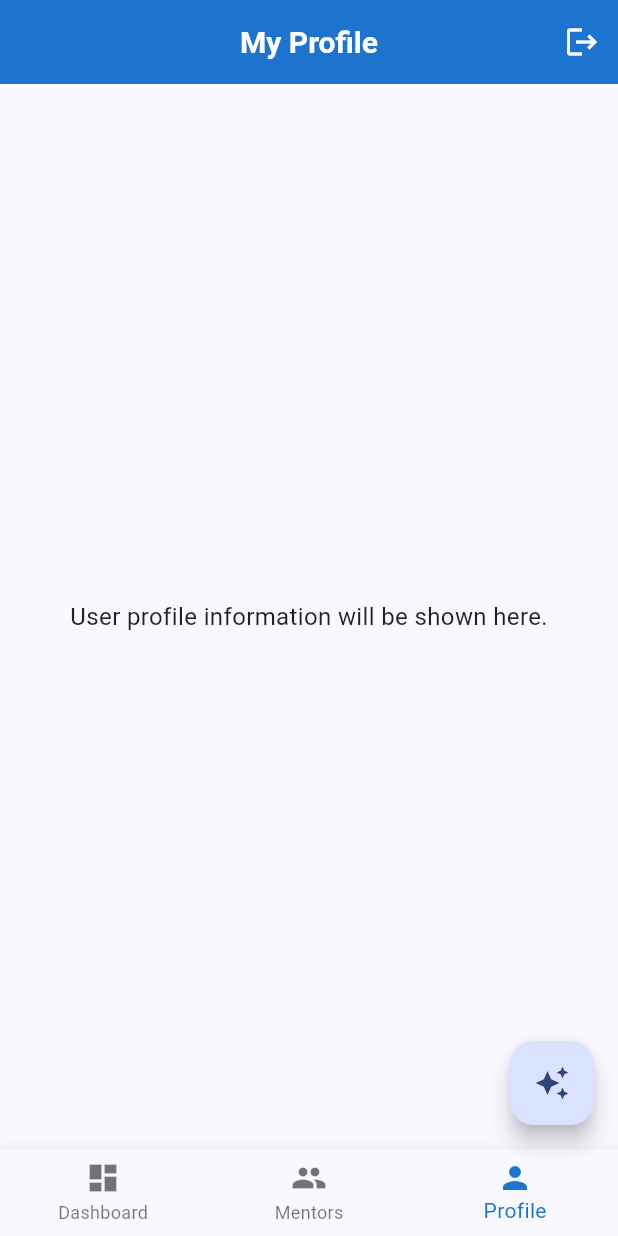
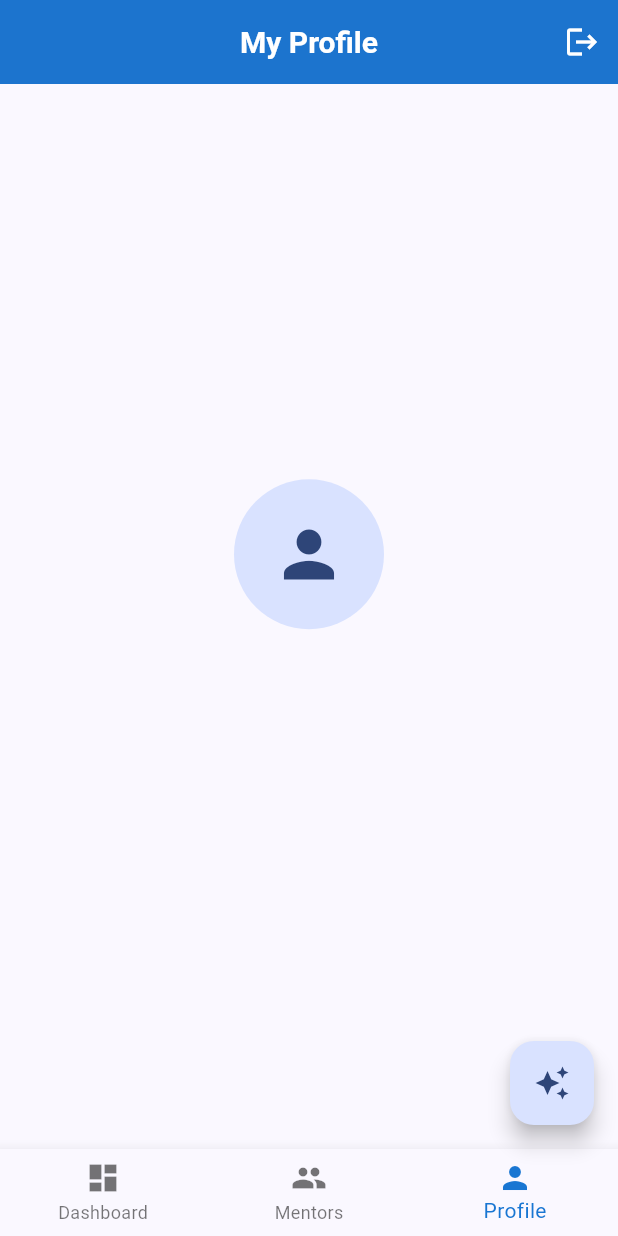
Before and after one commit to AbdullahRFA/campus_guardian, a Flutter app: the ProfileScreen screen opened by its route, on a phone screen of 412 x 824 dp. Run offline on Flutter 3.47's test engine with Material 3 defaults, Android fonts, the phone set to English and light mode, and no system bars; our stand-ins replace cloud_firestore, firebase_auth, firebase_core, flutter_dotenv, go_router, shared_preferences; missing offline and left inert: gpt_markdown; accounts and stored records are empty.

Commit message:
Display User Info on Profile Screen:
Finally, let's make the ProfileScreen fetch and display the data for the currently logged-in user.

Signed-off-by: AbdullahRFA <shakibrybmn@gmail.com>

```diff
--- a/lib/features/profile/screens/profile_screen.dart
+++ b/lib/features/profile/screens/profile_screen.dart
@@ -1,8 +1,18 @@
+import 'package:campus_guardian/services/auth_service.dart';
+import 'package:cloud_firestore/cloud_firestore.dart';
+import 'package:firebase_auth/firebase_auth.dart';
 import 'package:flutter/material.dart';
-import 'package:campus_guardian/services/auth_service.dart';
 import 'package:go_router/go_router.dart';
-class ProfileScreen extends StatelessWidget {
+
+class ProfileScreen extends StatefulWidget {
   const ProfileScreen({super.key});
+
+  @override
+  State<ProfileScreen> createState() => _ProfileScreenState();
+}
+
+class _ProfileScreenState extends State<ProfileScreen> {
+  final String currentUserId = FirebaseAuth.instance.currentUser!.uid;
 
   @override
   Widget build(BuildContext context) {
@@ -10,19 +20,52 @@ class ProfileScreen extends StatelessWidget {
       appBar: AppBar(
         title: const Text('My Profile'),
         actions: [
-          // Add a Logout button to the AppBar
           IconButton(
             icon: const Icon(Icons.logout),
             onPressed: () {
               AuthService().signOut();
-              // After signing out, redirect to the login screen
               context.go('/login');
             },
           )
         ],
       ),
-      body: const Center(
-        child: Text('User profile information will be shown here.'),
+      body: StreamBuilder<DocumentSnapshot>(
+        // Listen to real-time changes in the user's document
+        stream: FirebaseFirestore.instance.collection('users').doc(currentUserId).snapshots(),
+        builder: (context, snapshot) {
+          if (snapshot.connectionState == ConnectionState.waiting) {
+            return const Center(child: CircularProgressIndicator());
+          }
+          if (snapshot.hasError) {
+            return const Center(child: Text('Something went wrong.'));
+          }
+          if (!snapshot.hasData || !snapshot.data!.exists) {
+            return const Center(child: Text('User profile not found.'));
+          }
+
+          // Extract data from the document
+          var userData = snapshot.data!.data() as Map<String, dynamic>;
+          String fullName = userData['fullName'] ?? 'No Name';
+          String email = userData['email'] ?? 'No Email';
+
+          return Center(
+            child: Column(
+              mainAxisAlignment: MainAxisAlignment.center,
+              children: [
+                // Placeholder for profile picture
+                const CircleAvatar(
+                  radius: 50,
+                  child: Icon(Icons.person, size: 50),
+                ),
+                const SizedBox(height: 20),
+                Text(fullName, style: Theme.of(context).textTheme.headlineMedium),
+                const SizedBox(height: 8),
+                Text(email, style: Theme.of(context).textTheme.bodyLarge),
+                // We will add an "Edit Profile" button here tomorrow
+              ],
+            ),
+          );
+        },
       ),
     );
   }
```
